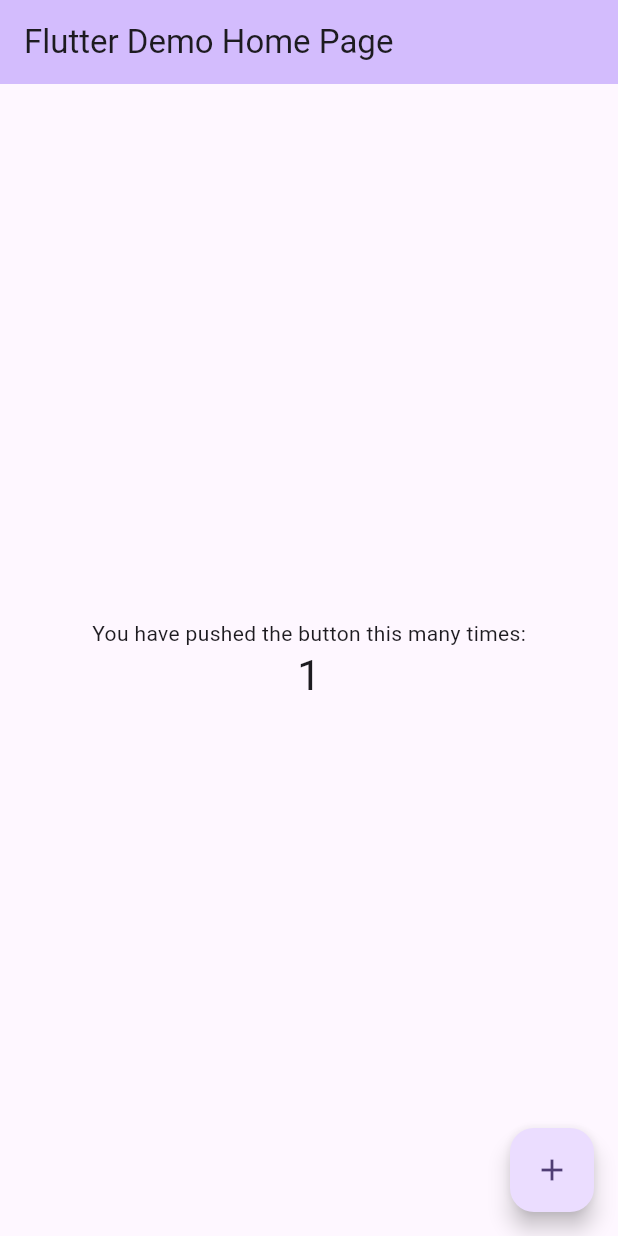
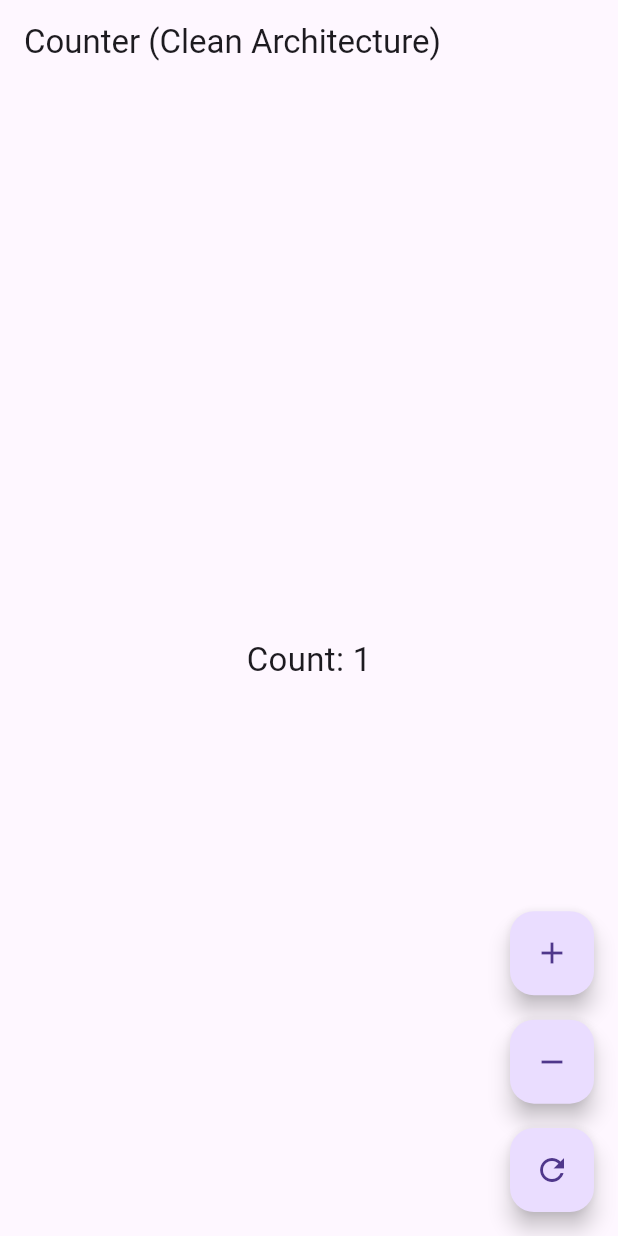
Before and after one commit to raj1008-git/App_Test, a Flutter app: the screen it shows after launch, after a tap on the "add" icon, on a phone screen of 412 x 824 dp. Run offline on Flutter 3.47's test engine with Material 3 defaults, Android fonts, the phone set to English and light mode, and no system bars.

Commit message:
completed the simple counter app using provider

```diff
--- /dev/null
+++ b/lib/features/counter/presentation/screens/counter_screen.dart
@@ -0,0 +1,49 @@
+import 'package:flutter/material.dart';
+import 'package:provider/provider.dart';
+
+import '../../../../core/constants/app_sizes.dart';
+import '../../../../core/utils/size_config.dart';
+import '../../provider/counter_provider.dart';
+
+class CounterScreen extends StatelessWidget {
+  const CounterScreen({super.key});
+
+  @override
+  Widget build(BuildContext context) {
+    final counterProvider = Provider.of<CounterProvider>(context);
+
+    return Scaffold(
+      appBar: AppBar(title: const Text('Counter (Clean Architecture)')),
+      body: Center(
+        child: Text(
+          'Count: ${counterProvider.count}',
+          style: TextStyle(
+            fontSize: SizeConfig.scaledWidth(AppSizes.textLarge),
+          ),
+        ),
+      ),
+      floatingActionButton: Column(
+        mainAxisAlignment: MainAxisAlignment.end,
+        children: [
+          FloatingActionButton(
+            heroTag: 'increment',
+            onPressed: counterProvider.increment,
+            child: const Icon(Icons.add),
+          ),
+          SizedBox(height: SizeConfig.scaledHeight(AppSizes.spaceMedium)),
+          FloatingActionButton(
+            heroTag: 'decrement',
+            onPressed: counterProvider.decrement,
+            child: const Icon(Icons.remove),
+          ),
+          SizedBox(height: SizeConfig.scaledHeight(AppSizes.spaceMedium)),
+          FloatingActionButton(
+            heroTag: 'reset',
+            onPressed: counterProvider.reset,
+            child: const Icon(Icons.refresh),
+          ),
+        ],
+      ),
+    );
+  }
+}
--- a/lib/main.dart
+++ b/lib/main.dart
@@ -1,68 +1,40 @@
 import 'package:flutter/material.dart';
+import 'package:provider/provider.dart';
+
+import 'core/utils/size_config.dart';
+import 'features/counter/presentation/screens/counter_screen.dart';
+import 'features/counter/provider/counter_provider.dart';
 
 void main() {
-  runApp(const MyApp());
+  runApp(
+    MultiProvider(
+      providers: [ChangeNotifierProvider(create: (_) => CounterProvider())],
+      child: const MyApp(),
+    ),
+  );
 }
 
 class MyApp extends StatelessWidget {
   const MyApp({super.key});
 
-  // This widget is the root of your application.
   @override
   Widget build(BuildContext context) {
     return MaterialApp(
-      title: 'Flutter Demo',
-      theme: ThemeData(
-        colorScheme: ColorScheme.fromSeed(seedColor: Colors.deepPurple),
-      ),
-      home: const MyHomePage(title: 'Flutter Demo Home Page'),
+      debugShowCheckedModeBanner: true,
+      title: 'Counter Todo Clean',
+      theme: ThemeData(primarySwatch: Colors.blue),
+      home: const ResponsiveWrapper(child: CounterScreen()),
     );
   }
 }
 
-class MyHomePage extends StatefulWidget {
-  const MyHomePage({super.key, required this.title});
-
-  final String title;
-
-  @override
-  State<MyHomePage> createState() => _MyHomePageState();
-}
-
-class _MyHomePageState extends State<MyHomePage> {
-  int _counter = 0;
-
-  void _incrementCounter() {
-    setState(() {
-      _counter++;
-    });
-  }
+class ResponsiveWrapper extends StatelessWidget {
+  final Widget child;
+  const ResponsiveWrapper({required this.child, Key? key}) : super(key: key);
 
   @override
   Widget build(BuildContext context) {
-    return Scaffold(
-      appBar: AppBar(
-        backgroundColor: Theme.of(context).colorScheme.inversePrimary,
-
-        title: Text(widget.title),
-      ),
-      body: Center(
-        child: Column(
-          mainAxisAlignment: MainAxisAlignment.center,
-          children: <Widget>[
-            const Text('You have pushed the button this many times:'),
-            Text(
-              '$_counter',
-              style: Theme.of(context).textTheme.headlineMedium,
-            ),
-          ],
-        ),
-      ),
-      floatingActionButton: FloatingActionButton(
-        onPressed: _incrementCounter,
-        tooltip: 'Increment',
-        child: const Icon(Icons.add),
-      ), // This trailing comma makes auto-formatting nicer for build methods.
-    );
+    SizeConfig.init(context); // 👈 Here we initialize SizeConfig properly.
+    return child;
   }
 }
--- a/pubspec.yaml
+++ b/pubspec.yaml
@@ -34,6 +34,7 @@ dependencies:
   # The following adds the Cupertino Icons font to your application.
   # Use with the CupertinoIcons class for iOS style icons.
   cupertino_icons: ^1.0.8
+  provider: ^6.1.4
 
 dev_dependencies:
   flutter_test:
```
Also changed, not shown: pubspec.lock.
